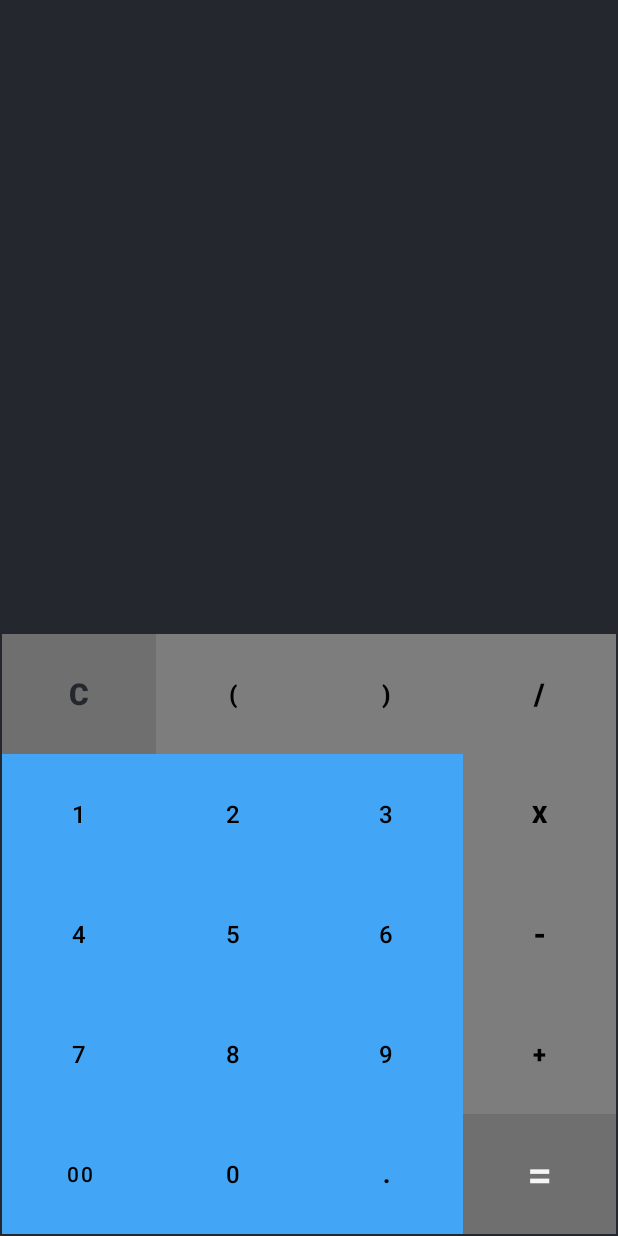
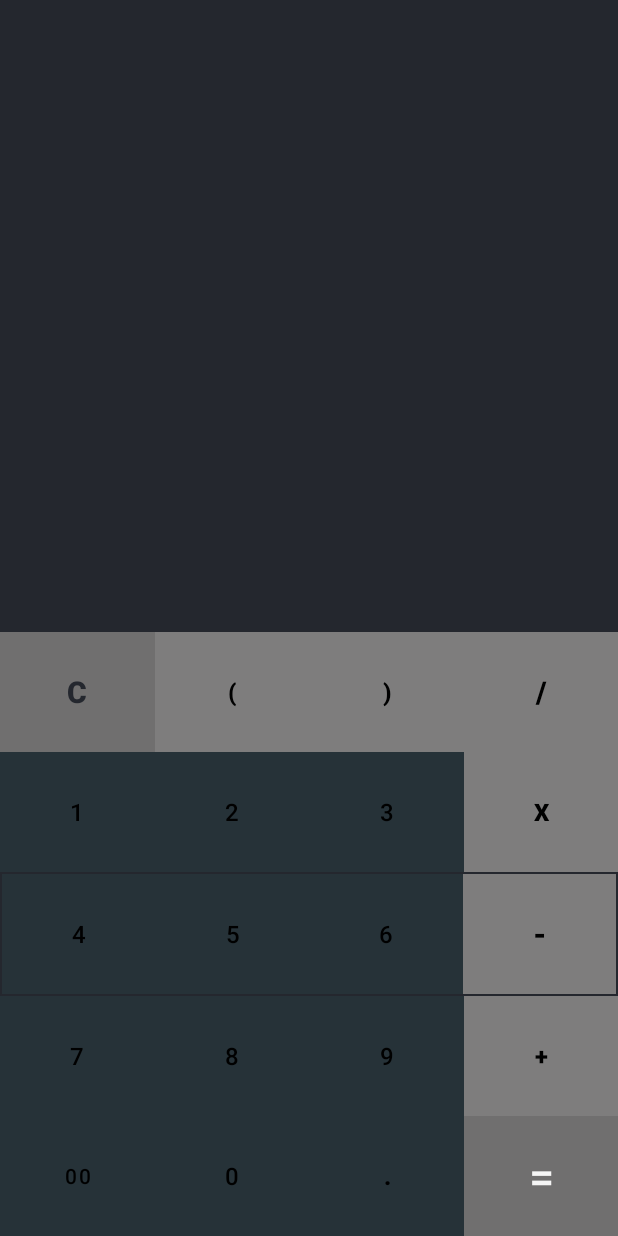
Before and after one commit to adrileysrb/Calculator, an Android app: the screen it shows after launch (MainActivity), on a phone screen of 412 x 824 dp. Run offline under Robolectric (Android 15) with nearby library versions, the phone set to English and light mode, and no system bars.

Commit message:
Improved Appearance

```diff
--- a/app/build.gradle
+++ b/app/build.gradle
@@ -9,7 +9,7 @@ android {
 
     defaultConfig {
         applicationId "com.example.calculator"
-        minSdkVersion 16
+        minSdkVersion 21
         targetSdkVersion 30
         versionCode 1
         versionName "1.0"
@@ -45,5 +45,5 @@ dependencies {
     androidTestImplementation 'androidx.test.ext:junit:1.1.2'
     androidTestImplementation 'androidx.test.espresso:espresso-core:3.3.0'
 
-    implementation 'com.airbnb.android:lottie:3.7.1'
+    implementation 'com.airbnb.android:lottie:4.0.0'
 }
--- a/app/src/main/java/com/example/calculator/SplashScreen.kt
+++ b/app/src/main/java/com/example/calculator/SplashScreen.kt
@@ -1,16 +1,32 @@
 package com.example.calculator
 
 import android.content.Intent
+import android.graphics.ColorFilter
 import androidx.appcompat.app.AppCompatActivity
 import android.os.Bundle
 import android.os.Handler
+import androidx.core.content.ContextCompat
+import com.airbnb.lottie.LottieAnimationView
+import com.airbnb.lottie.LottieProperty
+import com.airbnb.lottie.SimpleColorFilter
+import com.airbnb.lottie.model.KeyPath
+import com.airbnb.lottie.value.LottieValueCallback
 
 class SplashScreen : AppCompatActivity() {
     override fun onCreate(savedInstanceState: Bundle?) {
         super.onCreate(savedInstanceState)
-        setContentView(R.layout.activity_splash_screen2)
+        setContentView(R.layout.activity_splash_screen)
         val intent: Intent = Intent(this, MainActivity::class.java)
         Handler().postDelayed({startActivity(intent)
-                              finish()}, 2500)
+                              finish()}, 7000)
+
+        val animationView = findViewById<LottieAnimationView>(R.id.lottie_animation_math)
+        val yourColor = ContextCompat.getColor(this, R.color.primaryTextColor)
+
+        val filter = SimpleColorFilter(yourColor)
+        val keyPath = KeyPath("**")
+        val callback = LottieValueCallback<ColorFilter>(filter)
+        animationView.addValueCallback(keyPath, LottieProperty.COLOR_FILTER, callback)
+        animationView.addValueCallback(keyPath, LottieProperty.COLOR_FILTER, callback)
     }
 }
--- a/app/src/main/res/drawable-v24/gradient.xml
+++ b/app/src/main/res/drawable-v24/gradient.xml
@@ -3,7 +3,7 @@
     android:shape="rectangle">
     <gradient
         android:angle="90"
-        android:startColor="?attr/colorPrimaryDark"
-        android:endColor="?attr/colorPrimary"
+        android:startColor="@color/primaryDarkColor"
+        android:endColor="@color/primaryColor"
         android:type="linear"/>
 </shape>
--- /dev/null
+++ b/app/src/main/res/drawable/button_ripple.xml
@@ -0,0 +1,19 @@
+<?xml version="1.0" encoding="utf-8"?>
+<ripple xmlns:android="http://schemas.android.com/apk/res/android"
+    android:color="@color/primaryDarkColor">
+    <item android:id="@android:id/mask">
+        <shape android:shape="rectangle">
+            <solid android:color="@color/primaryDarkColor" />
+        </shape>
+    </item>
+
+    <item android:id="@android:id/background">
+        <shape android:shape="rectangle">
+            <gradient
+                android:angle="90"
+                android:endColor="@color/primaryLightColor"
+                android:startColor="@color/primaryColor"
+                android:type="linear" />
+        </shape>
+    </item>
+</ripple>
--- a/app/src/main/res/layout/activity_main.xml
+++ b/app/src/main/res/layout/activity_main.xml
@@ -1,5 +1,5 @@
 <?xml version="1.0" encoding="utf-8"?>
-<LinearLayout xmlns:android="http://schemas.android.com/apk/res/android"
+<androidx.appcompat.widget.LinearLayoutCompat xmlns:android="http://schemas.android.com/apk/res/android"
     xmlns:app="http://schemas.android.com/apk/res-auto"
     xmlns:tools="http://schemas.android.com/tools"
     android:layout_width="match_parent"
@@ -36,16 +36,16 @@
         android:layout_width="match_parent"
         android:layout_height="match_parent"
         android:gravity="bottom"
-        android:layout_margin="1dp"
         android:orientation="vertical">
 
         <LinearLayout
             android:layout_width="match_parent"
             android:layout_height="80dp"
-            android:background="@color/colorWhite"
+
+            android:background="@drawable/button_ripple"
             android:orientation="horizontal">
 
-            <Button
+            <com.google.android.material.button.MaterialButton
                 android:id="@+id/btnClear"
                 android:layout_width="match_parent"
                 android:theme="@style/Theme.Cal"
@@ -56,9 +56,9 @@
                 android:textStyle="bold"
                 android:textColor="@color/colorblack"
                 android:stateListAnimator="@null"
-                android:background="@color/colorWhite"/>
+                android:background="@drawable/button_ripple"/>
 
-            <Button
+            <com.google.android.material.button.MaterialButton
                 android:id="@+id/btnLeftB"
                 android:layout_width="match_parent"
                 android:layout_height="match_parent"
@@ -69,9 +69,9 @@
                 android:layout_weight="1"
                 android:textColor="@color/black"
                 android:stateListAnimator="@null"
-                android:background="@color/colorWhite"/>
+                android:background="@drawable/button_ripple"/>
 
-            <Button
+            <com.google.android.material.button.MaterialButton
                 android:id="@+id/btnRightB"
                 android:layout_width="match_parent"
                 android:layout_height="match_parent"
@@ -82,8 +82,8 @@
                 android:layout_weight="1"
                 android:textColor="@color/black"
                 android:stateListAnimator="@null"
-                android:background="@color/colorWhite"/>
-            <Button
+                android:background="@drawable/button_ripple"/>
+            <com.google.android.material.button.MaterialButton
                 android:id="@+id/btnDivide"
                 android:layout_width="match_parent"
                 android:layout_height="match_parent"
@@ -94,16 +94,16 @@
                 android:layout_weight="1"
                 android:textColor="@color/black"
                 android:stateListAnimator="@null"
-                android:background="@color/colorWhite"/>
+                android:background="@drawable/button_ripple"/>
 
         </LinearLayout>
         <LinearLayout
             android:layout_width="match_parent"
             android:layout_height="80dp"
-            android:background="@color/colorWhite"
+            android:background="@drawable/button_ripple"
             android:orientation="horizontal">
 
-            <Button
+            <com.google.android.material.button.MaterialButton
                 android:id="@+id/btn1"
                 android:layout_width="match_parent"
                 android:layout_height="match_parent"
@@ -112,9 +112,10 @@
                 android:layout_weight="1"
                 android:textColor="@color/black"
                 android:stateListAnimator="@null"
-                android:background="@color/colorWhite"/>
+                android:background="@drawable/button_ripple"
+                />
 
-            <Button
+            <com.google.android.material.button.MaterialButton
                 android:id="@+id/btn2"
                 android:layout_width="match_parent"
                 android:layout_height="match_parent"
@@ -123,9 +124,9 @@
                 android:layout_weight="1"
                 android:textColor="@color/black"
                 android:stateListAnimator="@null"
-                android:background="@color/colorWhite"/>
+                android:background="@drawable/button_ripple"/>
 
-            <Button
+            <com.google.android.material.button.MaterialButton
                 android:id="@+id/btn3"
                 android:layout_width="match_parent"
                 android:layout_height="match_parent"
@@ -134,8 +135,8 @@
                 android:layout_weight="1"
                 android:textColor="@color/black"
                 android:stateListAnimator="@null"
-                android:background="@color/colorWhite"/>
-            <Button
+                android:background="@drawable/button_ripple"/>
+            <com.google.android.material.button.MaterialButton
                 android:id="@+id/btnMultiply"
                 android:layout_width="match_parent"
                 android:layout_height="match_parent"
@@ -146,16 +147,17 @@
                 android:textColor="@color/black"
                 android:textStyle="bold"
                 android:stateListAnimator="@null"
-                android:background="@color/colorWhite"/>
+                android:background="@drawable/button_ripple"/>
 
         </LinearLayout>
         <LinearLayout
             android:layout_width="match_parent"
             android:layout_height="80dp"
-            android:background="@color/colorWhite"
+            android:layout_margin="1dp"
+            android:background="@drawable/button_ripple"
             android:orientation="horizontal">
 
-            <Button
+            <com.google.android.material.button.MaterialButton
                 android:id="@+id/btn4"
                 android:layout_width="match_parent"
                 android:layout_height="match_parent"
@@ -164,9 +166,9 @@
                 android:layout_weight="1"
                 android:textColor="@color/black"
                 android:stateListAnimator="@null"
-                android:background="@color/colorWhite"/>
+                android:background="@drawable/button_ripple"/>
 
-            <Button
+            <com.google.android.material.button.MaterialButton
                 android:id="@+id/btn5"
                 android:layout_width="match_parent"
                 android:layout_height="match_parent"
@@ -175,9 +177,9 @@
                 android:layout_weight="1"
                 android:textColor="@color/black"
                 android:stateListAnimator="@null"
-                android:background="@color/colorWhite"/>
+                android:background="@drawable/button_ripple"/>
 
-            <Button
+            <com.google.android.material.button.MaterialButton
                 android:id="@+id/btn6"
                 android:layout_width="match_parent"
                 android:layout_height="match_parent"
@@ -186,8 +188,8 @@
                 android:layout_weight="1"
                 android:textColor="@color/black"
                 android:stateListAnimator="@null"
-                android:background="@color/colorWhite"/>
-            <Button
+                android:background="@drawable/button_ripple"/>
+            <com.google.android.material.button.MaterialButton
                 android:id="@+id/btnMinus"
                 android:layout_width="match_parent"
                 android:layout_height="match_parent"
@@ -198,16 +200,16 @@
                 android:layout_weight="1"
                 android:textColor="@color/black"
                 android:stateListAnimator="@null"
-                android:background="@color/colorWhite"/>
+                android:background="@drawable/button_ripple"/>
 
         </LinearLayout>
         <LinearLayout
             android:layout_width="match_parent"
             android:layout_height="80dp"
-            android:background="@color/colorWhite"
+            android:background="@drawable/button_ripple"
             android:orientation="horizontal">
 
-            <Button
+            <com.google.android.material.button.MaterialButton
                 android:id="@+id/btn7"
                 android:layout_width="match_parent"
                 android:layout_height="match_parent"
@@ -216,9 +218,9 @@
                 android:layout_weight="1"
                 android:textColor="@color/black"
                 android:stateListAnimator="@null"
-                android:background="@color/colorWhite"/>
+                android:background="@drawable/button_ripple"/>
 
-            <Button
+            <com.google.android.material.button.MaterialButton
                 android:id="@+id/btn8"
                 android:layout_width="match_parent"
                 android:layout_height="match_parent"
@@ -227,9 +229,9 @@
                 android:layout_weight="1"
                 android:textColor="@color/black"
                 android:stateListAnimator="@null"
-                android:background="@color/colorWhite"/>
+                android:background="@drawable/button_ripple"/>
 
-            <Button
+            <com.google.android.material.button.MaterialButton
                 android:id="@+id/btn9"
                 android:layout_width="match_parent"
                 android:layout_height="match_parent"
@@ -238,8 +240,8 @@
                 android:layout_weight="1"
                 android:textColor="@color/black"
                 android:stateListAnimator="@null"
-                android:background="@color/colorWhite"/>
-            <Button
+                android:background="@drawable/button_ripple"/>
+            <com.google.android.material.button.MaterialButton
                 android:id="@+id/btnPlus"
                 android:layout_width="match_parent"
                 android:layout_height="match_parent"
@@ -250,16 +252,16 @@
                 android:textColor="@color/black"
                 android:theme="@style/Theme.Cal2"
                 android:stateListAnimator="@null"
-                android:background="@color/colorWhite"/>
+                android:background="@drawable/button_ripple"/>
 
         </LinearLayout>
         <LinearLayout
             android:layout_width="match_parent"
             android:layout_height="80dp"
-            android:background="@color/colorWhite"
+            android:background="@drawable/button_ripple"
             android:orientation="horizontal">
 
-            <Button
+            <com.google.android.material.button.MaterialButton
                 android:id="@+id/btn00"
                 android:layout_width="match_parent"
                 android:layout_height="match_parent"
@@ -267,9 +269,9 @@
                 android:layout_weight="1"
                 android:textColor="@color/black"
                 android:stateListAnimator="@null"
-                android:background="@color/colorWhite"/>
+                android:background="@drawable/button_ripple"/>
 
-            <Button
+            <com.google.android.material.button.MaterialButton
                 android:id="@+id/btn0"
                 android:layout_width="match_parent"
                 android:layout_height="match_parent"
@@ -278,9 +280,9 @@
                 android:layout_weight="1"
                 android:textColor="@color/black"
                 android:stateListAnimator="@null"
-                android:background="@color/colorWhite"/>
+                android:background="@drawable/button_ripple"/>
 
-            <Button
+            <com.google.android.material.button.MaterialButton
                 android:id="@+id/btnDot"
                 android:layout_width="match_parent"
                 android:layout_height="match_parent"
@@ -290,7 +292,7 @@
                 android:textColor="@color/black"
                 android:textStyle="bold"
                 android:stateListAnimator="@null"
-                android:background="@color/colorWhite"/>
+                android:background="@drawable/button_ripple"/>
 
             <RelativeLayout
                 android:layout_width="match_parent"
@@ -298,14 +300,14 @@
                 android:gravity="center"
                 android:layout_weight="1">
 
-                <Button
+                <com.google.android.material.button.MaterialButton
                     android:id="@+id/btnEqual"
                     android:layout_width="match_parent"
                     android:layout_height="match_parent"
+                    android:background="@drawable/button_ripple"
                     android:text="="
-                    android:background="@color/colorWhite"
-                    android:theme="@style/Theme.Cal"
-                    android:textSize="30sp"/>
+                    android:textSize="30sp"
+                    android:theme="@style/Theme.Cal" />
 
             </RelativeLayout>
 
@@ -314,4 +316,4 @@
 
     </LinearLayout>
 
-</LinearLayout>
+</androidx.appcompat.widget.LinearLayoutCompat>
--- a/app/src/main/res/layout/activity_splash_screen.xml
+++ b/app/src/main/res/layout/activity_splash_screen.xml
@@ -1,9 +1,28 @@
 <?xml version="1.0" encoding="utf-8"?>
-<androidx.constraintlayout.widget.ConstraintLayout xmlns:android="http://schemas.android.com/apk/res/android"
+<androidx.appcompat.widget.LinearLayoutCompat xmlns:android="http://schemas.android.com/apk/res/android"
     xmlns:app="http://schemas.android.com/apk/res-auto"
     xmlns:tools="http://schemas.android.com/tools"
     android:layout_width="match_parent"
     android:layout_height="match_parent"
+    android:orientation="vertical"
+    android:background="@drawable/gradient"
     tools:context=".SplashScreen">
+    <TextView
+        android:layout_marginTop="150dp"
+        android:layout_width="wrap_content"
+        android:layout_height="wrap_content"
+        android:layout_gravity="center"
+        android:text="Calculator"
+        android:textColor="@color/white"
+        android:textSize="50dp"
+        />
 
-</androidx.constraintlayout.widget.ConstraintLayout>
+    <com.airbnb.lottie.LottieAnimationView
+        android:layout_marginTop="50dp"
+        android:id="@+id/lottie_animation_math"
+        android:layout_width="400dp"
+        android:layout_gravity="center"
+        app:lottie_autoPlay="true"
+        app:lottie_rawRes="@raw/aa"
+        android:layout_height="400dp"/>
+</androidx.appcompat.widget.LinearLayoutCompat>
--- a/app/src/main/res/layout/activity_splash_screen2.xml
+++ /dev/null
@@ -1,27 +0,0 @@
-<?xml version="1.0" encoding="utf-8"?>
-<LinearLayout xmlns:android="http://schemas.android.com/apk/res/android"
-    xmlns:app="http://schemas.android.com/apk/res-auto"
-    xmlns:tools="http://schemas.android.com/tools"
-    android:layout_width="match_parent"
-    android:layout_height="match_parent"
-    android:orientation="vertical"
-    android:background="@drawable/gradient"
-    tools:context=".SplashScreen">
-    <TextView
-        android:layout_marginTop="150dp"
-        android:layout_width="wrap_content"
-        android:layout_height="wrap_content"
-        android:layout_gravity="center"
-        android:text="Calculator"
-        android:textColor="@color/white"
-        android:textSize="50dp"
-        />
-
-    <com.airbnb.lottie.LottieAnimationView
-        android:layout_marginTop="50dp"
-        android:layout_width="200dp"
-        android:layout_gravity="center"
-        app:lottie_autoPlay="true"
-        app:lottie_rawRes="@raw/numbers"
-        android:layout_height="200dp"/>
-</LinearLayout>
--- a/app/src/main/res/values/colors.xml
+++ b/app/src/main/res/values/colors.xml
@@ -23,12 +23,12 @@
     <color name="colorWhite">#ffffff</color>
     <color name="colorPurple">#738DEF</color>
 
-    <color name="primaryColor">#42a5f5</color>
-    <color name="primaryLightColor">#80d6ff</color>
-    <color name="primaryDarkColor">#0077c2</color>
-    <color name="secondaryColor">#7986cb</color>
-    <color name="secondaryLightColor">#aab6fe</color>
-    <color name="secondaryDarkColor">#49599a</color>
-    <color name="primaryTextColor">#212121</color>
-    <color name="secondaryTextColor">#000000</color>
+    <color name="primaryColor">#263238</color>
+    <color name="primaryLightColor">#4f5b62</color>
+    <color name="primaryDarkColor">#000a12</color>
+    <color name="secondaryColor">#424242</color>
+    <color name="secondaryLightColor">#6d6d6d</color>
+    <color name="secondaryDarkColor">#1b1b1b</color>
+    <color name="primaryTextColor">#ffffff</color>
+    <color name="secondaryTextColor">#ffffff</color>
 </resources>
```
Also changed, not shown: app/src/main/res/raw/aa.json (added, +1 -0 lines), app/src/main/res/raw/math.json (added, +1 -0 lines), app/src/main/res/raw/numbers.json (deleted, +0 -1 lines).
